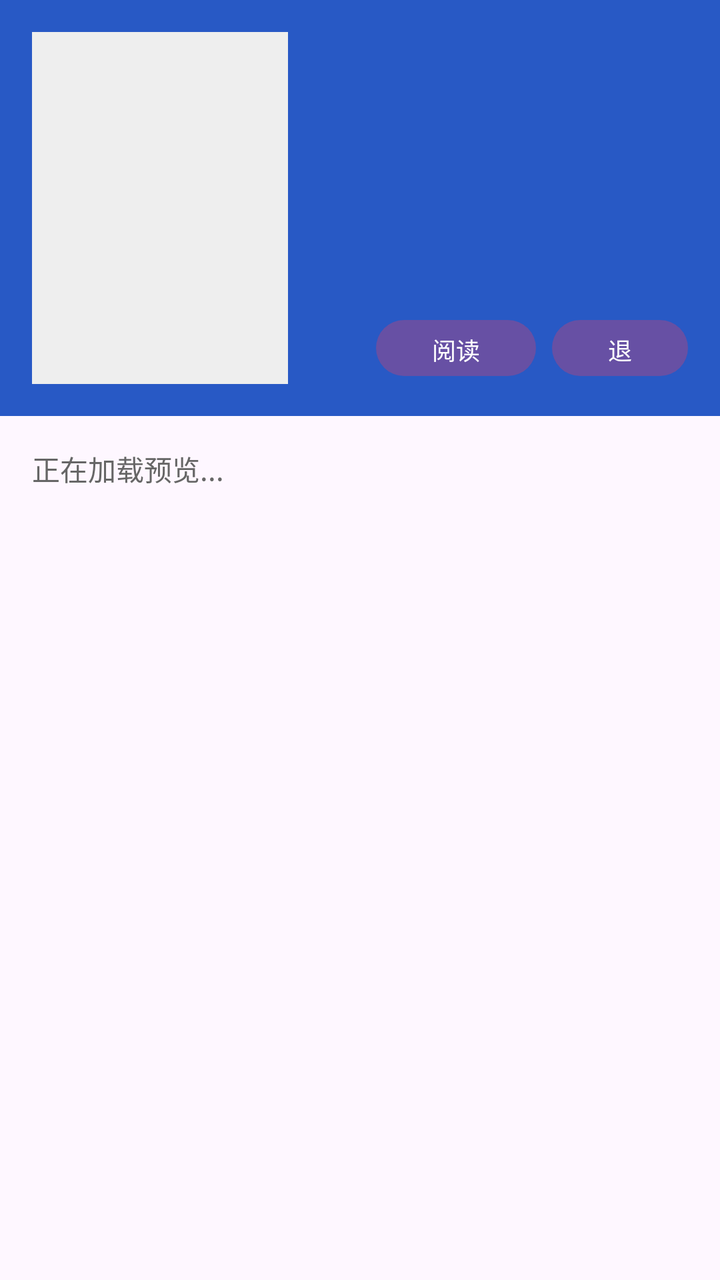
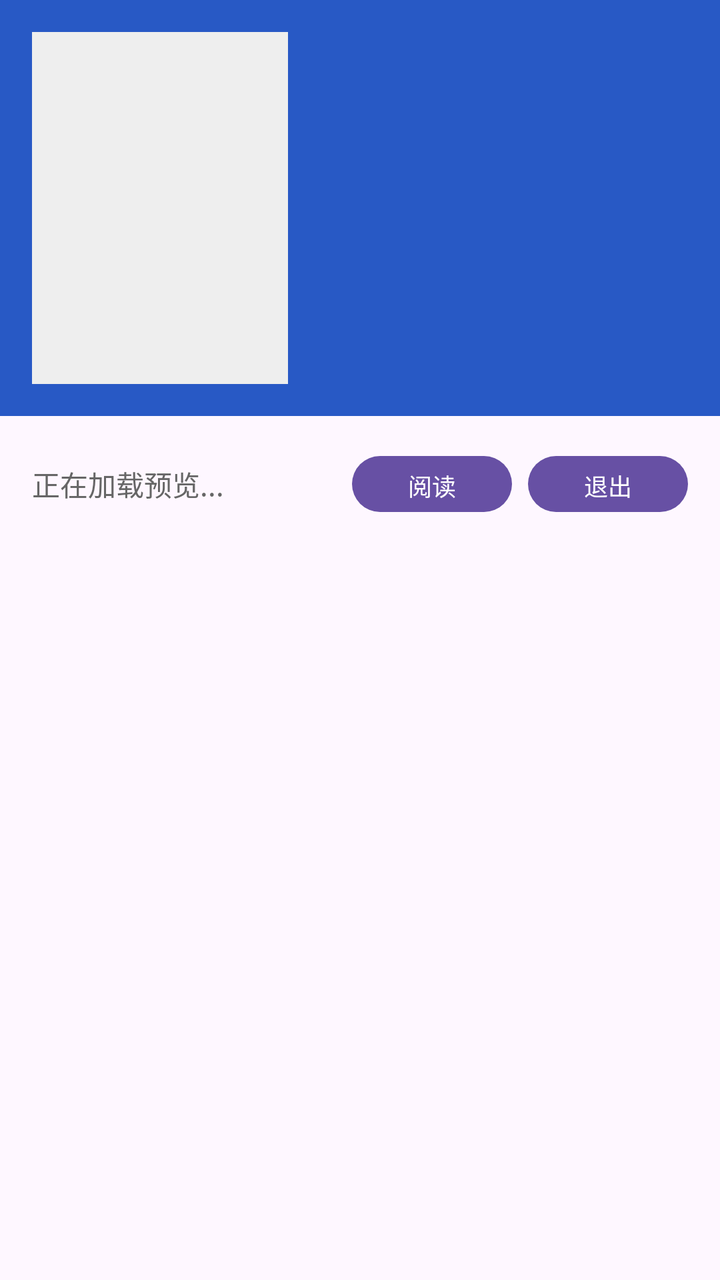

The first picture is an Android layout as it rendered before a commit; the second is the same layout after the commit. The layout source and the unified diff follow.
<!-- AndroidManifest.xml: application theme Theme.ComicLab -->
<!-- res/layout/activity_manga_preview.xml -->
<?xml version="1.0" encoding="utf-8"?>
<ScrollView xmlns:android="http://schemas.android.com/apk/res/android"
    android:id="@+id/main"
    android:layout_width="match_parent"
    android:layout_height="match_parent"
    android:clipToPadding="false"
    android:fillViewport="true">

    <LinearLayout
        android:layout_width="match_parent"
        android:layout_height="wrap_content"
        android:orientation="vertical">

        <View
            android:id="@+id/statusBarBackground"
            android:layout_width="match_parent"
            android:layout_height="0dp"
            android:background="@color/comiclab_blue" />

        <LinearLayout
            android:layout_width="match_parent"
            android:layout_height="208dp"
            android:background="@color/comiclab_blue"
            android:gravity="top"
            android:orientation="horizontal"
            android:padding="16dp">

            <FrameLayout
                android:layout_width="0dp"
                android:layout_height="match_parent"
                android:layout_weight="1">

                <ImageView
                    android:id="@+id/imgCover"
                    android:layout_width="128dp"
                    android:layout_height="match_parent"
                    android:layout_gravity="start"
                    android:background="#EEEEEE"
                    android:contentDescription="@string/comic_cover"
                    android:scaleType="centerCrop" />
            </FrameLayout>

            <LinearLayout
                android:layout_width="0dp"
                android:layout_height="match_parent"
                android:layout_marginStart="16dp"
                android:layout_weight="1"
                android:gravity="end"
                android:orientation="vertical">

                <TextView
                    android:id="@+id/tvComicName"
                    android:layout_width="match_parent"
                    android:layout_height="wrap_content"
                    android:textColor="@color/white"
                    android:textSize="20sp"
                    android:textStyle="bold" />

                <Space
                    android:layout_width="match_parent"
                    android:layout_height="0dp"
                    android:layout_weight="1" />

                <LinearLayout
                    android:layout_width="match_parent"
                    android:layout_height="wrap_content"
                    android:gravity="end"
                    android:orientation="horizontal">

                    <Button
                        android:id="@+id/btnFullRead"
                        android:layout_width="wrap_content"
                        android:layout_height="36dp"
                        android:minHeight="0dp"
                        android:minWidth="80dp"
                        android:paddingStart="24dp"
                        android:paddingEnd="24dp"
                        android:text="@string/full_read"
                        android:textSize="12sp" />

                    <Button
                        android:id="@+id/btnExitPreview"
                        android:layout_width="wrap_content"
                        android:layout_height="36dp"
                        android:layout_marginStart="8dp"
                        android:minHeight="0dp"
                        android:minWidth="80dp"
                        android:paddingStart="24dp"
                        android:paddingEnd="24dp"
                        android:text="@string/exit_preview"
                        android:textSize="12sp" />
                </LinearLayout>
            </LinearLayout>
        </LinearLayout>

        <LinearLayout
            android:layout_width="match_parent"
            android:layout_height="wrap_content"
            android:orientation="vertical"
            android:padding="16dp">

            <TextView
                android:id="@+id/tvStatus"
                android:layout_width="match_parent"
                android:layout_height="20dp"
                android:gravity="center_vertical"
                android:text="@string/loading_preview"
                android:textColor="#666666"
                android:textSize="14sp" />

            <GridLayout
                android:id="@+id/gridPreview"
                android:layout_width="match_parent"
                android:layout_height="wrap_content"
                android:layout_marginTop="12dp"
                android:columnCount="3"
                android:useDefaultMargins="false" />

            <Button
                android:id="@+id/btnTogglePreview"
                android:layout_width="match_parent"
                android:layout_height="wrap_content"
                android:layout_marginTop="16dp"
                android:text="@string/preview_all"
                android:visibility="gone" />
        </LinearLayout>
    </LinearLayout>
</ScrollView>
<!-- resources referenced by this layout -->
<resources>
  <color name="comiclab_blue">#2859C5</color>
  <color name="white">#FFFFFFFF</color>
  <string name="comic_cover">漫画封面</string>
  <string name="exit_preview">退出</string>
  <string name="full_read">阅读</string>
  <string name="loading_preview">正在加载预览...</string>
  <string name="preview_all">预览全部</string>
  <style name="Theme.ComicLab" parent="Base.Theme.ComicLab" />
  <style name="Base.Theme.ComicLab" parent="Theme.Material3.DayNight.NoActionBar">
          <item name="android:windowFullscreen">false</item>
          <item name="android:statusBarColor">@color/comiclab_blue</item>
          <item name="android:navigationBarColor">@color/white</item>
          <item name="android:windowLightStatusBar">false</item>
          <item name="android:windowLightNavigationBar">true</item>
      </style>
</resources>

<!-- the commit's change to res/layout/activity_manga_preview.xml (unified diff, before → after) -->
@@ -55,41 +55,6 @@
                     android:textColor="@color/white"
                     android:textSize="20sp"
                     android:textStyle="bold" />
-
-                <Space
-                    android:layout_width="match_parent"
-                    android:layout_height="0dp"
-                    android:layout_weight="1" />
-
-                <LinearLayout
-                    android:layout_width="match_parent"
-                    android:layout_height="wrap_content"
-                    android:gravity="end"
-                    android:orientation="horizontal">
-
-                    <Button
-                        android:id="@+id/btnFullRead"
-                        android:layout_width="wrap_content"
-                        android:layout_height="36dp"
-                        android:minHeight="0dp"
-                        android:minWidth="80dp"
-                        android:paddingStart="24dp"
-                        android:paddingEnd="24dp"
-                        android:text="@string/full_read"
-                        android:textSize="12sp" />
-
-                    <Button
-                        android:id="@+id/btnExitPreview"
-                        android:layout_width="wrap_content"
-                        android:layout_height="36dp"
-                        android:layout_marginStart="8dp"
-                        android:minHeight="0dp"
-                        android:minWidth="80dp"
-                        android:paddingStart="24dp"
-                        android:paddingEnd="24dp"
-                        android:text="@string/exit_preview"
-                        android:textSize="12sp" />
-                </LinearLayout>
             </LinearLayout>
         </LinearLayout>
 
@@ -99,14 +64,45 @@
             android:orientation="vertical"
             android:padding="16dp">
 
-            <TextView
-                android:id="@+id/tvStatus"
+            <LinearLayout
                 android:layout_width="match_parent"
-                android:layout_height="20dp"
+                android:layout_height="wrap_content"
                 android:gravity="center_vertical"
-                android:text="@string/loading_preview"
-                android:textColor="#666666"
-                android:textSize="14sp" />
+                android:orientation="horizontal">
+
+                <TextView
+                    android:id="@+id/tvStatus"
+                    android:layout_width="0dp"
+                    android:layout_height="36dp"
+                    android:layout_weight="1"
+                    android:gravity="center_vertical"
+                    android:text="@string/loading_preview"
+                    android:textColor="#666666"
+                    android:textSize="14sp" />
+
+                <Button
+                    android:id="@+id/btnFullRead"
+                    android:layout_width="wrap_content"
+                    android:layout_height="36dp"
+                    android:minHeight="0dp"
+                    android:minWidth="80dp"
+                    android:paddingStart="24dp"
+                    android:paddingEnd="24dp"
+                    android:text="@string/full_read"
+                    android:textSize="12sp" />
+
+                <Button
+                    android:id="@+id/btnExitPreview"
+                    android:layout_width="wrap_content"
+                    android:layout_height="36dp"
+                    android:layout_marginStart="8dp"
+                    android:minHeight="0dp"
+                    android:minWidth="80dp"
+                    android:paddingStart="24dp"
+                    android:paddingEnd="24dp"
+                    android:text="@string/exit_preview"
+                    android:textSize="12sp" />
+            </LinearLayout>
 
             <GridLayout
                 android:id="@+id/gridPreview"
